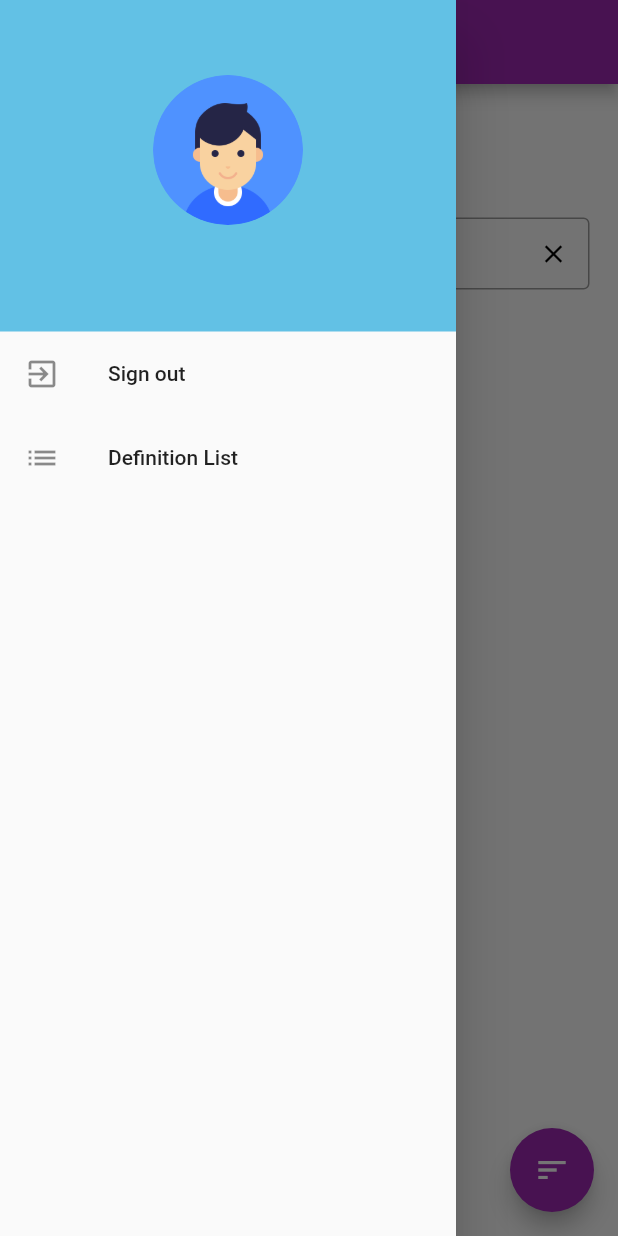
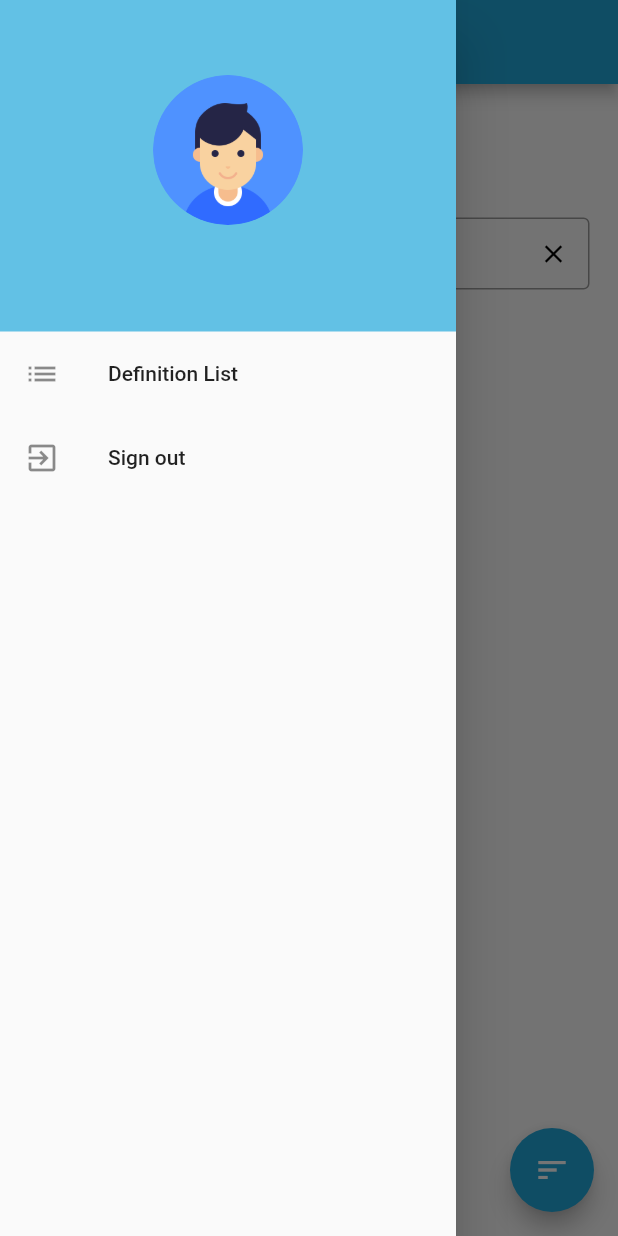
Before and after one commit to rukshan99/wordly, a Flutter app: the definitionList screen opened by its route, with the side drawer open, on a phone screen of 412 x 824 dp. Run offline on Flutter 3.47's test engine with Material 2 defaults, Android fonts, the phone set to English and light mode, and no system bars; drawn by our look-alikes of flutter_speed_dial; our stand-ins replace cloud_firestore, firebase_auth, firebase_core, flutter_switch, fluttertoast, get and 3 more; missing offline and left inert: dart:ffi; accounts and stored records are empty; Roboto replaces fonts that are missing (Righteous).

Commit message:
fix some bugs

```diff
--- a/lib/screens/definitions.dart
+++ b/lib/screens/definitions.dart
@@ -291,7 +291,7 @@ class _DefinitionListState extends State<definitionList> {
                       minSize: double.minPositive,
                       padding: const EdgeInsets.fromLTRB(2, 3, 2, 3),
                       child:
-                          const Icon(Icons.lightbulb, color: Colors.purple, size: 21),
+                          const Icon(Icons.lightbulb, color: Color.fromARGB(255, 32,167,219), size: 21),
                     )),
                 const Flexible(
                   flex: 8,
@@ -363,9 +363,9 @@ class _DefinitionListState extends State<definitionList> {
         builder: (context) {
           return StatefulBuilder(builder: (context, setState) {
             return AlertDialog(
-              title: Text(isEditing ? "UPDATE QUESTION" : "ADD NEW QUESTION",
+              title: Text(isEditing ? "UPDATE DEFINITION" : "ADD NEW DEFINITION",
                   textAlign: TextAlign.center),
-              backgroundColor: Colors.purple.shade100,
+              backgroundColor: Colors.blue.shade100,
               shape: RoundedRectangleBorder(
                 borderRadius: BorderRadius.circular(45),
               ),
@@ -396,12 +396,12 @@ class _DefinitionListState extends State<definitionList> {
                             child: TextFormField(
                               controller: questionController,
                               decoration: const InputDecoration(
-                                  labelText: "Question",
-                                  hintText: "Enter Question"),
+                                  labelText: "Definition",
+                                  hintText: "Enter Definition"),
                             ),
                           ),
                           const Divider(
-                            color: Colors.purple,
+                            color: Color.fromARGB(255, 32,167,219),
                             thickness: 5.0,
                           ),
                           Padding(
@@ -426,7 +426,7 @@ class _DefinitionListState extends State<definitionList> {
                             ),
                           ),
                           const Divider(
-                            color: Colors.purple,
+                            color: Color.fromARGB(255, 32,167,219),
                             thickness: 5.0,
                           ),
                           Padding(
@@ -451,7 +451,7 @@ class _DefinitionListState extends State<definitionList> {
                             ),
                           ),
                           const Divider(
-                            color: Colors.purple,
+                            color: Color.fromARGB(255, 32,167,219),
                             thickness: 5.0,
                           ),
                           Padding(
@@ -476,7 +476,7 @@ class _DefinitionListState extends State<definitionList> {
                             ),
                           ),
                           const Divider(
-                            color: Colors.purple,
+                            color: Color.fromARGB(255, 32,167,219),
                             thickness: 5.0,
                           ),
                           Padding(
@@ -501,14 +501,14 @@ class _DefinitionListState extends State<definitionList> {
                             ),
                           ),
                           const Divider(
-                            color: Colors.purple,
+                            color: Color.fromARGB(255, 32,167,219),
                             thickness: 5.0,
                           ),
                           Padding(
                             padding: const EdgeInsets.all(8.0),
                             child: FlatButton(
                               child: Text(isEditing ? "UPDATE" : 'ADD '),
-                              color: Colors.purple,
+                              color: Color.fromARGB(255, 32,167,219),
                               textColor: Colors.white,
                               onPressed: () {
                                 if (questionController.text.isEmpty ||
@@ -633,7 +633,7 @@ class _DefinitionListState extends State<definitionList> {
             key: new Key(
                 questionObj.id.toString() + Random().nextInt(10000).toString()),
             background: Container(
-              color: Colors.purple,
+              color: const Color.fromARGB(255, 32,167,219),
               child: const Padding(
                 padding: EdgeInsets.all(15),
                 child: Icon(Icons.delete, color: Colors.red, size: 50),
@@ -655,7 +655,7 @@ class _DefinitionListState extends State<definitionList> {
                           decoration: const BoxDecoration(
                               borderRadius:
                                   BorderRadius.all(Radius.circular(5)),
-                              color: Colors.purple),
+                              color: Color.fromARGB(255, 32,167,219)),
                           padding: const EdgeInsets.all(3.0),
                           margin: const EdgeInsets.only(right: 5.0),
                         ),
@@ -868,7 +868,7 @@ class _DefinitionListState extends State<definitionList> {
                       minSize: double.minPositive,
                       padding: const EdgeInsets.fromLTRB(2, 3, 2, 3),
                       child:
-                          const Icon(Icons.lightbulb, color: Colors.purple, size: 21),
+                          const Icon(Icons.lightbulb, color: Color.fromARGB(255, 32,167,219), size: 21),
                     )),
                 const Flexible(
                   flex: 8,
@@ -915,12 +915,12 @@ class _DefinitionListState extends State<definitionList> {
               padding: const EdgeInsets.all(8.0),
               child: const Text(
                 'Guess The Word',
-                style: const TextStyle(fontFamily: 'Righteous', fontSize: 20.0),
+                style: TextStyle(fontFamily: 'Righteous', fontSize: 20.0),
               ),
             )
           ],
         ),
-        backgroundColor: Colors.purple,
+        backgroundColor: const Color.fromARGB(255, 32,167,219),
       ),
       drawer: const MainDrawer(),
       body: Container(
@@ -933,11 +933,11 @@ class _DefinitionListState extends State<definitionList> {
             const SizedBox(
               height: 20,
             ),
-            Wrap(crossAxisAlignment: WrapCrossAlignment.center, children: [
-              const Icon(Icons.help_center_rounded, color: Colors.purple, size: 30),
-              const Text(
-                " QUIZ LIST",
-                style: const TextStyle(fontSize: 18, fontWeight: FontWeight.w800),
+            Wrap(crossAxisAlignment: WrapCrossAlignment.center, children: const [
+              Icon(Icons.list_alt_sharp, color: Color.fromARGB(255, 32,167,219), size: 30),
+              Text(
+                " DEFINITION LIST",
+                style: TextStyle(fontSize: 18, fontWeight: FontWeight.w800),
               )
             ]),
             const SizedBox(
@@ -957,7 +957,7 @@ class _DefinitionListState extends State<definitionList> {
                       iconSize: 20.0,
                       onPressed: () => _searchController.clear()),
                   contentPadding: const EdgeInsets.only(left: 25.0),
-                  hintText: 'Search by question',
+                  hintText: 'Search by definition',
                   border: OutlineInputBorder(
                       borderRadius: BorderRadius.circular(4.0))),
             ),
@@ -966,14 +966,14 @@ class _DefinitionListState extends State<definitionList> {
         ),
       ),
       floatingActionButton: SpeedDial(
-        backgroundColor: Colors.purple,
+        backgroundColor: const Color.fromARGB(255, 32,167,219),
         closeManually: true,
         child: const Icon(Icons.sort),
         children: [
           SpeedDialChild(
             //Add new Question floating action button
             child: const Icon(Icons.add),
-            backgroundColor: Colors.purple,
+            backgroundColor: const Color.fromARGB(255, 32,167,219),
             onTap: () => {viewAddUpdateDialogBox(context)},
           ),
           SpeedDialChild(
--- a/lib/widgets/main_drawer.dart
+++ b/lib/widgets/main_drawer.dart
@@ -51,13 +51,6 @@ class MainDrawer extends StatelessWidget {
             ),
           ),
           ListTile(
-            leading: const Icon(Icons.exit_to_app),
-            title: const Text('Sign out'),
-            onTap: () async {
-              await _auth.signOut().then((value) => navigateLogin());
-            },
-          ),
-          ListTile(
             leading: const Icon(Icons.list),
             title: const Text('Definition List'),
             onTap: () async {
@@ -65,7 +58,14 @@ class MainDrawer extends StatelessWidget {
                 Navigator.push(context, MaterialPageRoute(builder: (context)=> definitionList() ));
               });
             },
-          )
+          ),
+          ListTile(
+            leading: const Icon(Icons.exit_to_app),
+            title: const Text('Sign out'),
+            onTap: () async {
+              await _auth.signOut().then((value) => navigateLogin());
+            },
+          ),
         ],
       ),
     );
```
